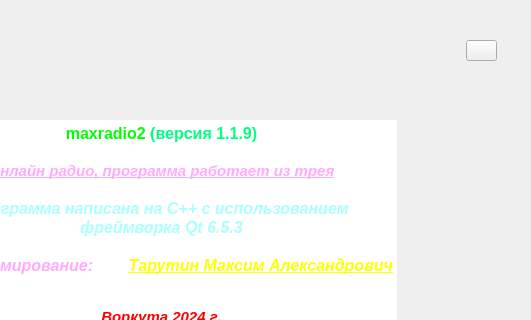
Old version of the form aboutwindow.ui in the repository MaximTarutin/maxradio2; both pictures show x 224 to 755 and y 0 to 320 of the 755 by 490 pixel window.
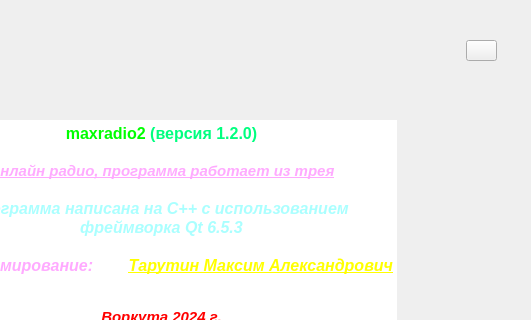
New version of the form. Icons and pictures are not drawn.

Patch:
```diff
--- a/aboutwindow.ui
+++ b/aboutwindow.ui
@@ -57,7 +57,7 @@
 li.unchecked::marker { content: &quot;\2610&quot;; }
 li.checked::marker { content: &quot;\2612&quot;; }
 &lt;/style&gt;&lt;/head&gt;&lt;body style=&quot; font-family:'Sans Serif'; font-size:9pt; font-weight:400; font-style:normal;&quot;&gt;
-&lt;p align=&quot;center&quot; style=&quot; margin-top:0px; margin-bottom:0px; margin-left:0px; margin-right:0px; -qt-block-indent:0; text-indent:0px;&quot;&gt;&lt;span style=&quot; font-size:12pt; font-weight:700; color:#00ff00;&quot;&gt;maxradio2 &lt;/span&gt;&lt;span style=&quot; font-size:12pt; font-weight:700; color:#00ff7f;&quot;&gt;(версия 1.1.9)&lt;/span&gt;&lt;/p&gt;
+&lt;p align=&quot;center&quot; style=&quot; margin-top:0px; margin-bottom:0px; margin-left:0px; margin-right:0px; -qt-block-indent:0; text-indent:0px;&quot;&gt;&lt;span style=&quot; font-size:12pt; font-weight:700; color:#00ff00;&quot;&gt;maxradio2 &lt;/span&gt;&lt;span style=&quot; font-size:12pt; font-weight:700; color:#00ff7f;&quot;&gt;(версия 1.2.0)&lt;/span&gt;&lt;/p&gt;
 &lt;p align=&quot;center&quot; style=&quot;-qt-paragraph-type:empty; margin-top:0px; margin-bottom:0px; margin-left:0px; margin-right:0px; -qt-block-indent:0; text-indent:0px; font-size:12pt; font-weight:700; color:#00ff7f;&quot;&gt;&lt;br /&gt;&lt;/p&gt;
 &lt;p align=&quot;center&quot; style=&quot; margin-top:0px; margin-bottom:0px; margin-left:0px; margin-right:0px; -qt-block-indent:0; text-indent:0px;&quot;&gt;&lt;span style=&quot; font-size:11pt; font-weight:700; font-style:italic; text-decoration: underline; color:#ffaaff;&quot;&gt;Онлайн радио, программа работает из трея&lt;/span&gt;&lt;/p&gt;
 &lt;p style=&quot;-qt-paragraph-type:empty; margin-top:0px; margin-bottom:0px; margin-left:0px; margin-right:0px; -qt-block-indent:0; text-indent:0px; font-size:12pt; font-weight:700; color:#ffaaff;&quot;&gt;&lt;br /&gt;&lt;/p&gt;
```
